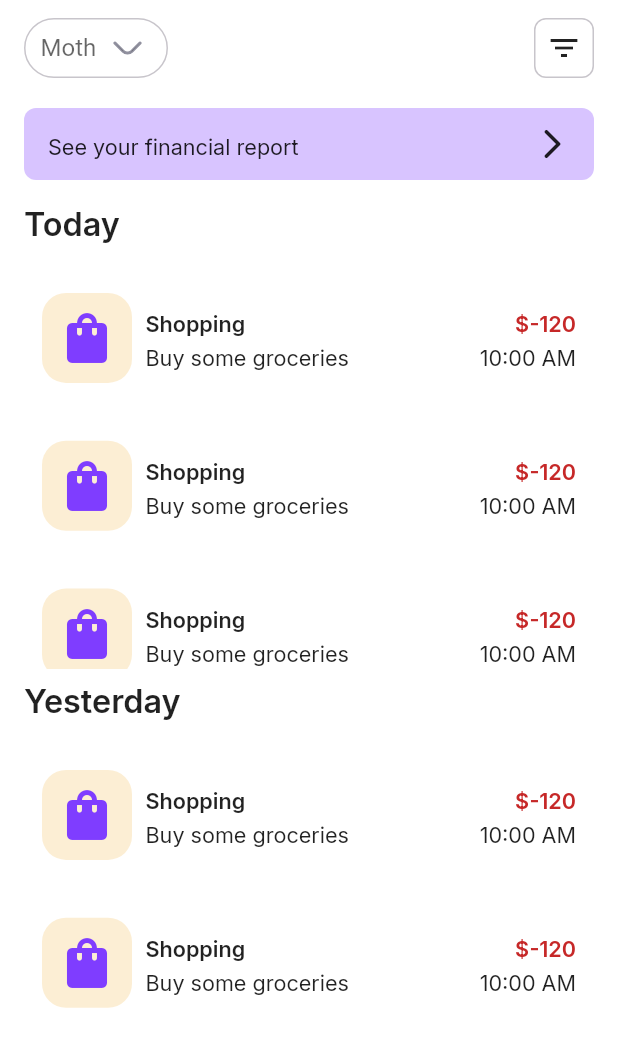
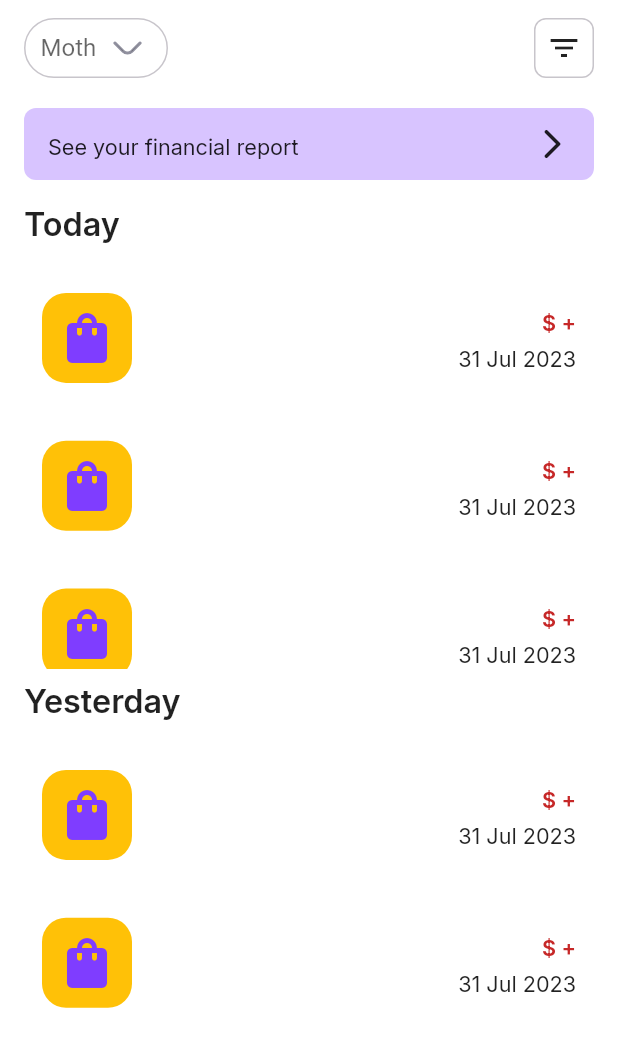
Before and after one commit to Riyumimo/expence_project, a Flutter app: the TransactionScreen screen opened by its route, on a phone screen of 412 x 824 dp. Shown: the top 1047 px of the screen. Run offline on Flutter 3.47's test engine with Material 2 defaults, Android fonts, the phone set to English and light mode, and no system bars; our stand-ins replace bloc, camera, cloud_firestore, connectivity_plus, convex_bottom_bar, dotted_border and 23 more; missing offline and left inert: flextras, flutter_displaymode; accounts and stored records are empty; project files that could hold a hidden picture were left out.

Commit message:
(screens)Arrange ListTiles

```diff
--- a/lib/ui/common/list_tile_item.dart
+++ b/lib/ui/common/list_tile_item.dart
@@ -1,25 +1,65 @@
-part of '../screens/home/home_screens.dart';
+import 'package:intl/intl.dart';
+
+import '../../commons_libs.dart';
 
 class ListTileItem extends StatelessWidget {
   const ListTileItem({
     super.key,
     this.ontap,
+    this.category,
+    this.description,
+    this.amount,
+    this.type,
+    this.createAt,
   });
   final Function()? ontap;
-
-  Color? colorIcon(String category) {
+  final String? category;
+  final String? description;
+  final double? amount;
+  final String? type;
+  final DateTime? createAt;
+  Color? _colorIcon(String category) {
     switch (category) {
       case "Food":
-        return Colors.amber;
+        return const Color(0xFFFDD5D7);
       case "Subcriptions":
-        return Colors.red;
+        return const Color(0xFFEEE5FF);
       case "Shoping":
-        return Colors.green;
+        return const Color(0xFFFCEED4);
+      case "Salary":
+        return const Color(0xFFCFFAEA);
+      case "Bussines":
+        return const Color(0xFFEEE5FF);
       case "Monthly":
-        return Colors.amber;
+        return const Color(0xFFBDDCFF);
+      default:
+    }
+    return Colors.amber;
+  }
+
+  String? _getIcon(String category) {
+    switch (category) {
+      case "Food":
+        return 'assets/icons/restaurant.svg';
+      case "Subcriptions":
+        return 'assets/icons/recurring-bill.svg';
+      case "Shoping":
+        return 'assets/icons/shopping-bag.svg';
+      case "Salary":
+        return 'assets/icons/salary.svg';
+      case "Bussines":
+        return 'assets/icons/recurring-bill.svg';
+
+      case "Monthly":
+        return 'assets/icons/car.svg';
       default:
     }
     return null;
+  }
+
+  String _getDateTime(DateTime dateTime) {
+    String formattedDate = DateFormat('dd MMM yyyy').format(dateTime);
+    return formattedDate;
   }
 
   @override
@@ -43,14 +83,24 @@ class ListTileItem extends StatelessWidget {
                 height: 60,
                 width: 60,
                 decoration: BoxDecoration(
-                  color: const Color(0xFFFCEED4),
+                  color: _colorIcon(category ?? '') ?? Colors.accents[800],
                   borderRadius: BorderRadius.circular(16),
                 ),
-                child: Icon(
-                  Icons.shopping_bag_rounded,
-                  size: 40,
-                  color: $styles.colors.accent1,
-                ),
+                child: _getIcon(category ?? '') == null
+                    ? Icon(
+                        Icons.shopping_bag_rounded,
+                        size: 40,
+                        color: $styles.colors.accent1,
+                      )
+                    : Padding(
+                        padding: const EdgeInsets.all(8.0),
+                        child: SvgPicture.asset(
+                          _getIcon(category!)!,
+                          width: 40,
+                          height: 40,
+                          fit: BoxFit.cover,
+                        ),
+                      ),
               ),
               const Gap(9),
               Expanded(
@@ -61,26 +111,28 @@ class ListTileItem extends StatelessWidget {
                     Row(
                       children: [
                         Text(
-                          'Shopping',
+                          category ?? '',
                           style: $styles.text.bodyBold,
                         ),
                         const Spacer(),
                         Text(
-                          '\$-120',
-                          style: $styles.text.bodyBold
-                              .copyWith(color: Colors.red[800]),
-                        )
+                            '\$ ${type == 'Income' ? "-" : "+"}${amount ?? ''}',
+                            style: $styles.text.bodyBold.copyWith(
+                                color: type == "income"
+                                    ? Colors.green[800]
+                                    : Colors.red[800]))
                       ],
                     ),
                     Row(
                       children: [
                         Text(
-                          'Buy some groceries',
+                          description ?? '',
+                          maxLines: 1,
                           style: $styles.text.body,
                         ),
                         const Spacer(),
                         Text(
-                          '10:00 AM',
+                          _getDateTime(createAt ?? DateTime.now()),
                           style: $styles.text.body,
                         )
                       ],
--- a/lib/ui/screens/transaction_screen/transaction_screen.dart
+++ b/lib/ui/screens/transaction_screen/transaction_screen.dart
@@ -4,6 +4,8 @@ import 'package:expence_project/router.dart';
 import 'package:expence_project/ui/common/chip_button.dart';
 import 'package:expence_project/ui/common/my_button.dart';
 import 'package:expence_project/ui/screens/home/home_screens.dart';
+
+import '../../common/list_tile_item.dart';
 
 class TransactionScreen extends StatefulWidget {
   const TransactionScreen({super.key, this.isShowingMainData = false});
--- a/pubspec.yaml
+++ b/pubspec.yaml
@@ -61,6 +61,7 @@ dependencies:
   iconsax: ^0.0.8
   image_picker: ^1.0.1
   internet_connection_checker: ^1.0.0+1
+  intl: ^0.18.1
   permission_handler: ^10.4.3
   platform_info: ^4.0.0
   shared_preferences: ^2.1.2
```
Also changed, not shown: lib/ui/screens/home/home_screens.dart (+28 -15 lines), pubspec.lock.
